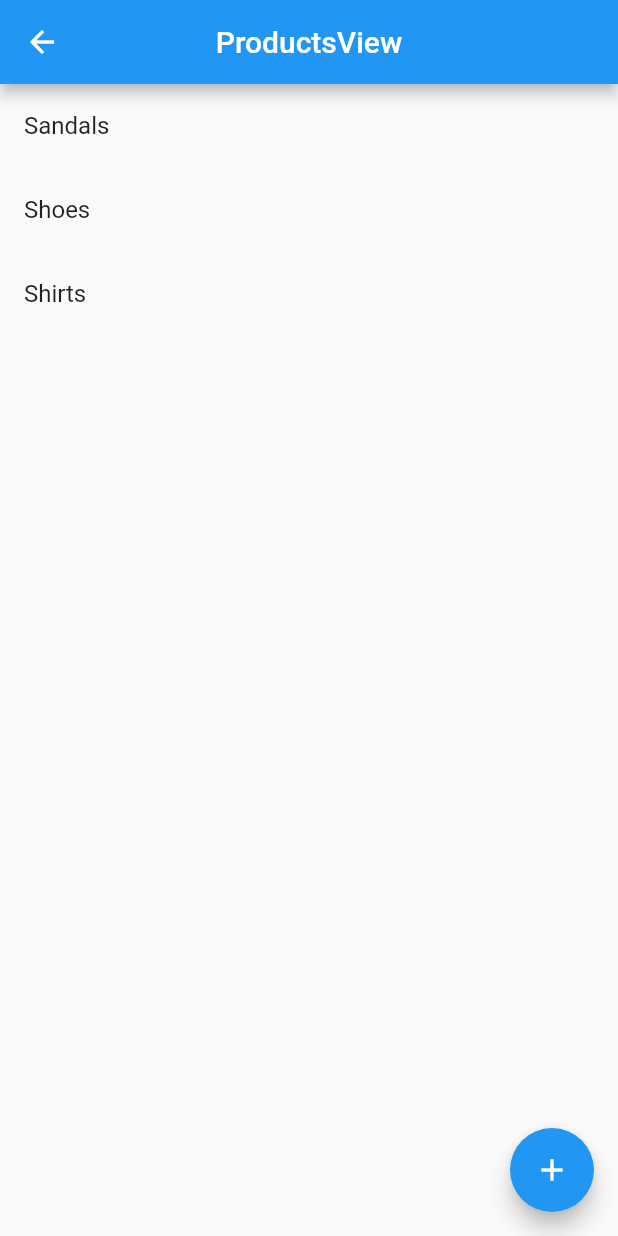
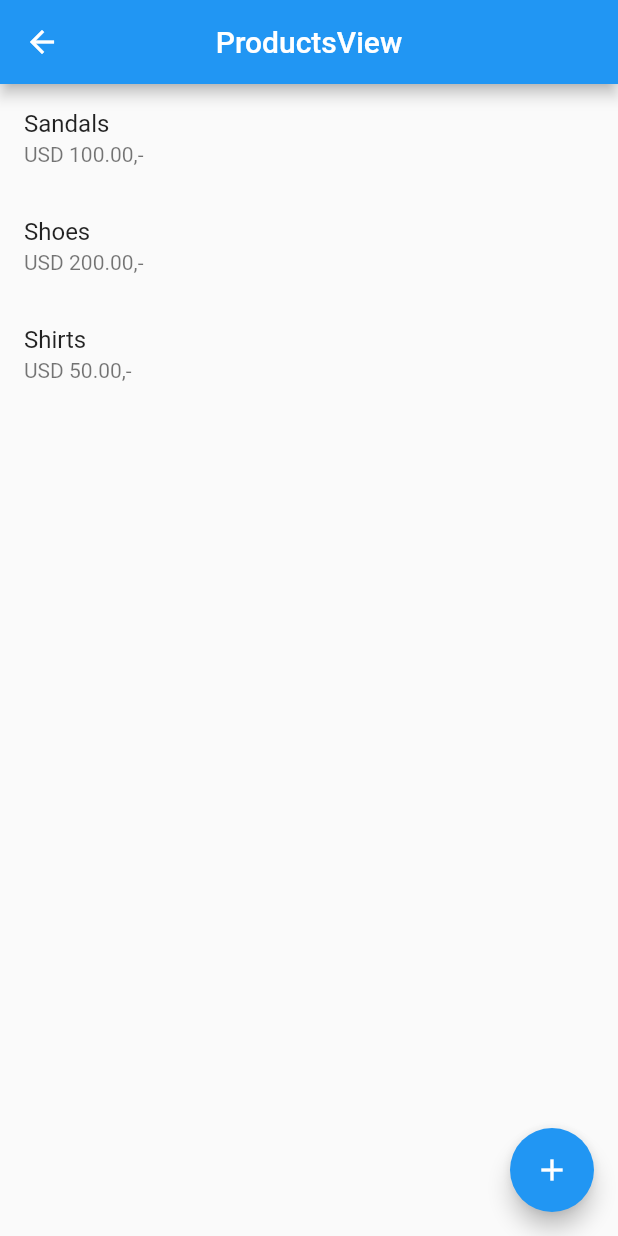
Before and after one commit to ricky-blip/get_cli_0, a Flutter app: the ProductsView screen opened by its route, on a phone screen of 412 x 824 dp. Run offline on Flutter 3.47's test engine with Material 2 defaults, Android fonts, the light colour scheme and no system bars; our stand-ins replace get.

Commit message:
create new view

```diff
--- /dev/null
+++ b/lib/app/modules/products/views/product_item_view.dart
@@ -0,0 +1,20 @@
+import 'package:flutter/material.dart';
+
+import 'package:get/get.dart';
+
+class ProductItems extends StatelessWidget {
+  const ProductItems({
+    Key? key,
+    required this.data,
+  }) : super(key: key);
+
+  final Map<String, dynamic> data;
+
+  @override
+  Widget build(BuildContext context) {
+    return ListTile(
+      title: Text(data["name"]),
+      subtitle: Text("USD ${data["price"]}.00,-"),
+    );
+  }
+}
--- a/lib/app/modules/products/views/products_view.dart
+++ b/lib/app/modules/products/views/products_view.dart
@@ -2,6 +2,7 @@ import 'package:flutter/material.dart';
 import 'package:get/get.dart';
 import 'package:test_getcli/app/routes/app_pages.dart';
 import '../controllers/products_controller.dart';
+import 'product_item_view.dart';
 
 class ProductsView extends GetView<ProductsController> {
   @override
@@ -14,8 +15,8 @@ class ProductsView extends GetView<ProductsController> {
       body: Obx(
         () => ListView.builder(
           itemCount: controller.allProducts.length,
-          itemBuilder: (context, index) => ListTile(
-            title: Text(controller.allProducts[index]["name"]),
+          itemBuilder: (context, index) => ProductItems(
+            data: controller.allProducts[index],
           ),
         ),
       ),
```
